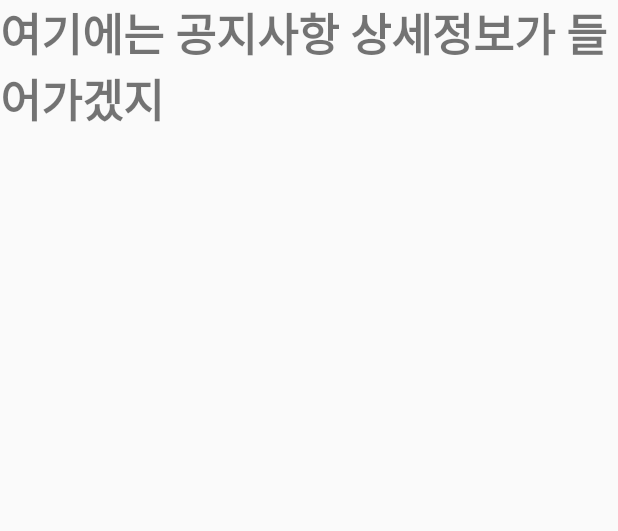
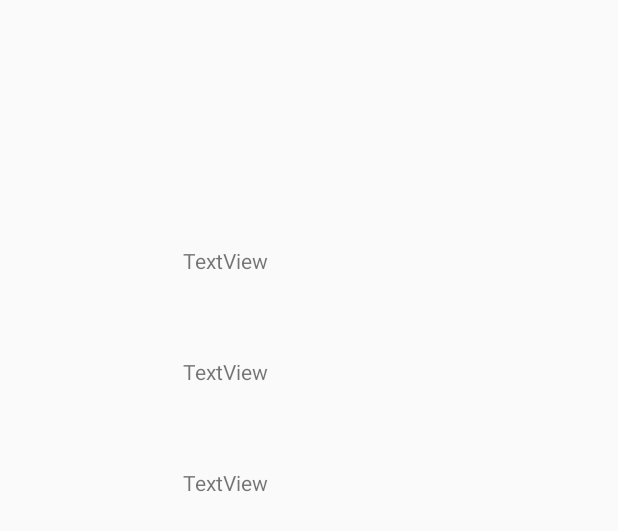
Before and after one commit to gnstjr322/mobile_git, an Android app: the layout activity_detail_view.xml on its own in the app's theme, with its tools: preview values and no code run, on a phone screen of 412 x 824 dp. Shown: the top 531 px of the screen. Run offline under Robolectric (Android 15) with nearby library versions, the phone set to English and light mode, and no system bars.

Commit message:
안드로이드 ver 1.3

```diff
--- a/Android/Oh/app/src/main/java/com/example/myapplication/Main.kt
+++ b/Android/Oh/app/src/main/java/com/example/myapplication/Main.kt
@@ -42,7 +42,7 @@ class Main : AppCompatActivity() {
         mWeatherListView = findViewById(R.id.list_view) as? ListView
 
 
-        HttpAsyncTask().execute("http://192.168.168.178:8080")
+        HttpAsyncTask().execute("http://172.30.1.50:8080")
 
     }
 
--- a/Android/Oh/app/src/main/res/layout/activity_detail_view.xml
+++ b/Android/Oh/app/src/main/res/layout/activity_detail_view.xml
@@ -1,18 +1,40 @@
 <?xml version="1.0" encoding="utf-8"?>
-<LinearLayout xmlns:android="http://schemas.android.com/apk/res/android"
+<androidx.constraintlayout.widget.ConstraintLayout xmlns:android="http://schemas.android.com/apk/res/android"
     xmlns:app="http://schemas.android.com/apk/res-auto"
     xmlns:tools="http://schemas.android.com/tools"
     android:layout_width="match_parent"
     android:layout_height="match_parent"
-    tools:context=".Detail_View"
-    android:orientation="vertical">
+    tools:context=".DetailViewActivity">
 
     <TextView
-        android:id="@+id/textview"
-        android:text="여기에는 공지사항 상세정보가 들어가겠지"
-        android:textSize="30dp"
-        android:textStyle="bold"
-        android:layout_width="wrap_content"
-        android:layout_height="wrap_content"
-        android:orientation="vertical" />
-</LinearLayout>
+        android:id="@+id/textView11"
+        android:layout_width="168dp"
+        android:layout_height="50dp"
+        android:layout_marginTop="164dp"
+        android:text="TextView"
+        app:layout_constraintEnd_toEndOf="parent"
+        app:layout_constraintStart_toStartOf="parent"
+        app:layout_constraintTop_toTopOf="parent" />
+
+    <TextView
+        android:id="@+id/textView22"
+        android:layout_width="0dp"
+        android:layout_height="50dp"
+        android:layout_marginTop="24dp"
+        android:text="TextView"
+        app:layout_constraintEnd_toEndOf="@+id/textView11"
+        app:layout_constraintHorizontal_bias="0.0"
+        app:layout_constraintStart_toStartOf="@+id/textView11"
+        app:layout_constraintTop_toBottomOf="@+id/textView11" />
+
+    <TextView
+        android:id="@+id/textView33"
+        android:layout_width="164dp"
+        android:layout_height="50dp"
+        android:layout_marginTop="24dp"
+        android:text="TextView"
+        app:layout_constraintEnd_toEndOf="@+id/textView22"
+        app:layout_constraintHorizontal_bias="0.0"
+        app:layout_constraintStart_toStartOf="@+id/textView22"
+        app:layout_constraintTop_toBottomOf="@+id/textView22" />
+</androidx.constraintlayout.widget.ConstraintLayout>
```
Also changed, not shown: Android/Oh/app/src/main/AndroidManifest.xml (+4 -5 lines), Android/Oh/app/src/main/java/com/example/myapplication/DetailViewActivity.kt (added, +55 -0 lines), Android/Oh/app/src/main/java/com/example/myapplication/Name.kt (+4 -11 lines), Android/Oh/app/src/main/java/com/example/myapplication/TabFragment.kt (+47 -10 lines), 1 other file.
